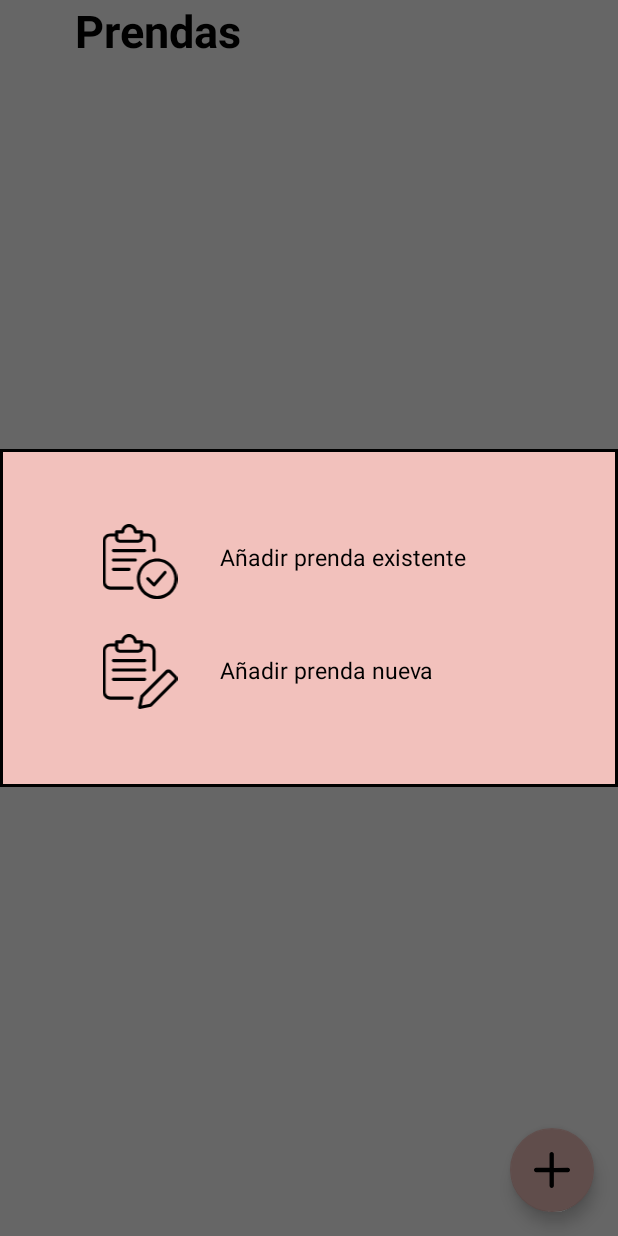
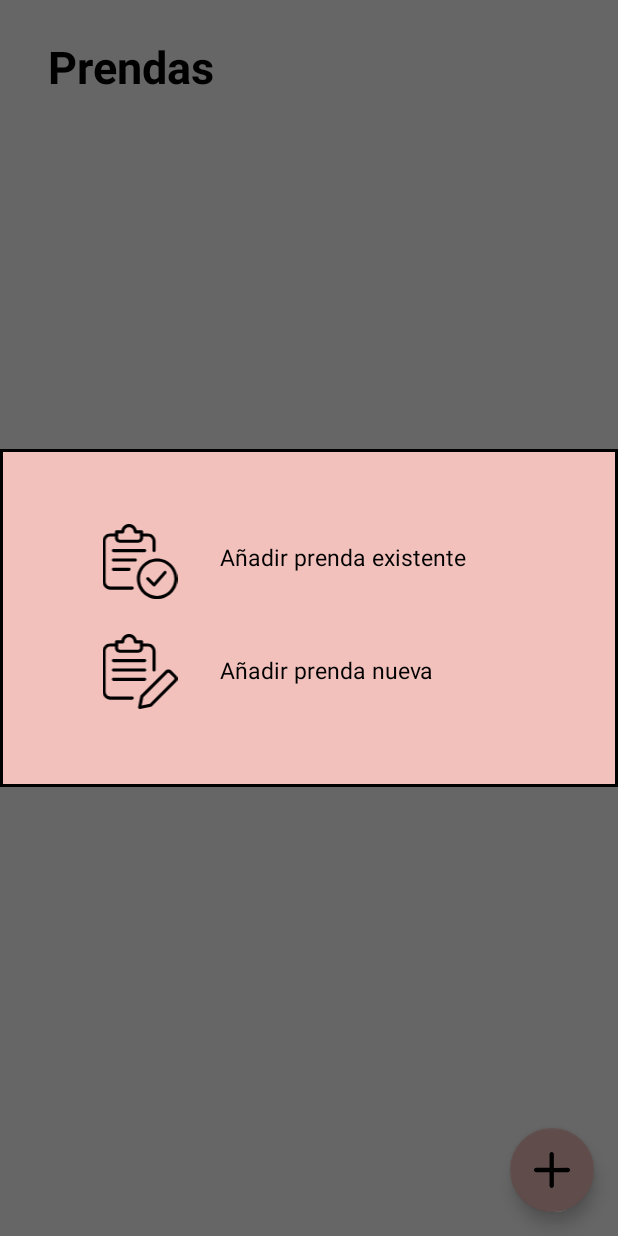
Before and after one commit to BeaNielfa/BYA, an Android app: the fragment CatalogoFragment shown on its own in the app's theme, after a tap on an icon or button, on a phone screen of 412 x 824 dp. Run offline under Robolectric (Android 15) with nearby library versions, the phone set to English and light mode, and no system bars; our stand-ins replace Firebase (no records; nobody signed in at launch, a user with empty details on screens opened directly), Picasso.

Commit message:
Retoques diseño

```diff
--- a/app/src/main/java/com/example/bya/ui/catalogo/CatalogoListAdapter.kt
+++ b/app/src/main/java/com/example/bya/ui/catalogo/CatalogoListAdapter.kt
@@ -34,9 +34,9 @@ class CatalogoListAdapter(private val listaPrendas: MutableList<Prenda>,
             holder.tvItemPrendaAdminTipo.text = it.get("descripcion").toString()
 
             holder.tvItemPrendaAdminNombre.text = listaPrendas[position].nombre
-            holder.tvItemPrendaAdminPrecio.text = listaPrendas[position].precio
+            holder.tvItemPrendaAdminPrecio.text = listaPrendas[position].precio + " EUR"
             holder.tvItemPrendaAminRef.text = listaPrendas[position].referencia
-            holder.tvItemPrendaAdminStock.text = listaPrendas[position].stock.toString()
+            holder.tvItemPrendaAdminStock.text = "Stock: "+ listaPrendas[position].stock.toString()
 
             Picasso.get().load(Uri.parse(listaPrendas[position].foto)).into(holder.imgItemPrendaAdmin)
 
--- a/app/src/main/res/layout/fragment_anadir_prenda_existente.xml
+++ b/app/src/main/res/layout/fragment_anadir_prenda_existente.xml
@@ -91,7 +91,7 @@
                     android:layout_width="wrap_content"
                     android:layout_height="wrap_content"
                     android:layout_centerHorizontal="true"
-                    android:spinnerMode="dropdown"
+                    android:spinnerMode="dialog"
                     android:background="@color/white"
                     android:layout_marginTop="5dp"
                     android:layout_marginLeft="42dp"
--- a/app/src/main/res/layout/fragment_catalogo.xml
+++ b/app/src/main/res/layout/fragment_catalogo.xml
@@ -27,10 +27,9 @@
             android:text="@string/prendas"
             android:textSize="30dp"
             android:textColor="@color/black"
-            app:layout_constraintEnd_toEndOf="parent"
             android:id="@+id/tvCatalogoTitulo"
-            android:layout_marginStart="50dp"
-            android:textStyle="bold">
+            android:layout_marginStart="32dp"
+            android:textStyle="bold" android:layout_marginTop="24dp">
 
     </TextView>
 
@@ -40,11 +39,10 @@
             android:layout_width="match_parent"
             android:layout_height="match_parent"
             android:scrollbars="vertical"
-            app:layout_constraintBottom_toBottomOf="parent"
-            app:layout_constraintEnd_toEndOf="parent"
-            app:layout_constraintStart_toStartOf="parent"
-            app:layout_constraintTop_toTopOf="parent"
-            tools:listitem="@layout/item_prenda_administrador" />
+
+            tools:listitem="@layout/item_prenda_administrador"
+            app:layout_constraintStart_toStartOf="parent" app:layout_constraintTop_toBottomOf="@+id/tvCatalogoTitulo"
+            android:layout_marginTop="90dp"/>
 
 
 
```
Also changed, not shown: app/src/main/java/com/example/bya/ui/catalogo/AnadirPrendaExistenteFragment.kt (+7 -3 lines), app/src/main/java/com/example/bya/ui/catalogo/AnadirPrendaFragment.kt (+1 -11 lines), app/src/main/java/com/example/bya/ui/catalogo/CatalogoFragment.kt (+5 -10 lines), app/src/main/java/com/example/bya/ui/perfil/PerfilFragment.kt (+2 -5 lines), app/src/main/res/layout/item_prenda_administrador.xml (+12 -14 lines), app/src/main/res/drawable/delete.png (added), app/src/main/res/drawable/edit.png (added), app/src/main/res/drawable/ic_seep_eliminar.png (deleted), app/src/main/res/drawable/ic_sweep_editar.png (deleted), app/src/main/res/drawable/lineanegra.png (deleted).
